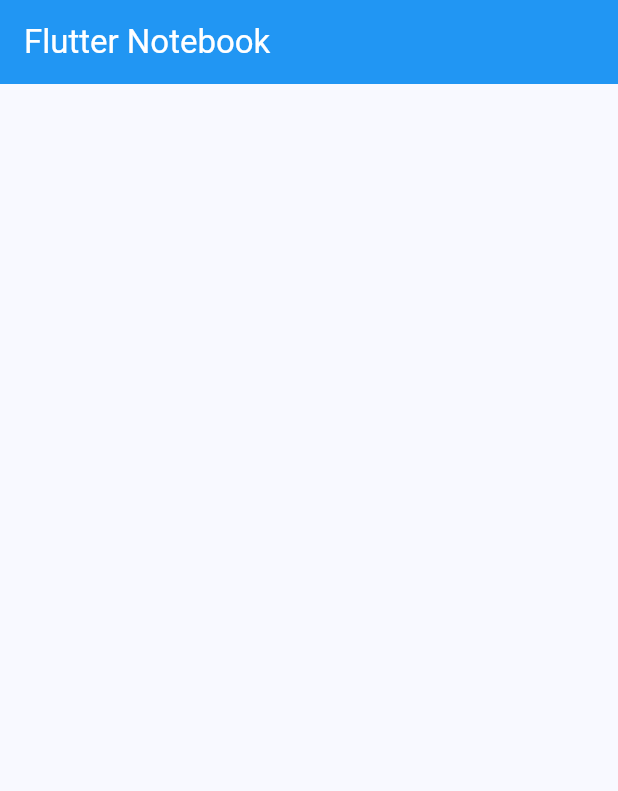
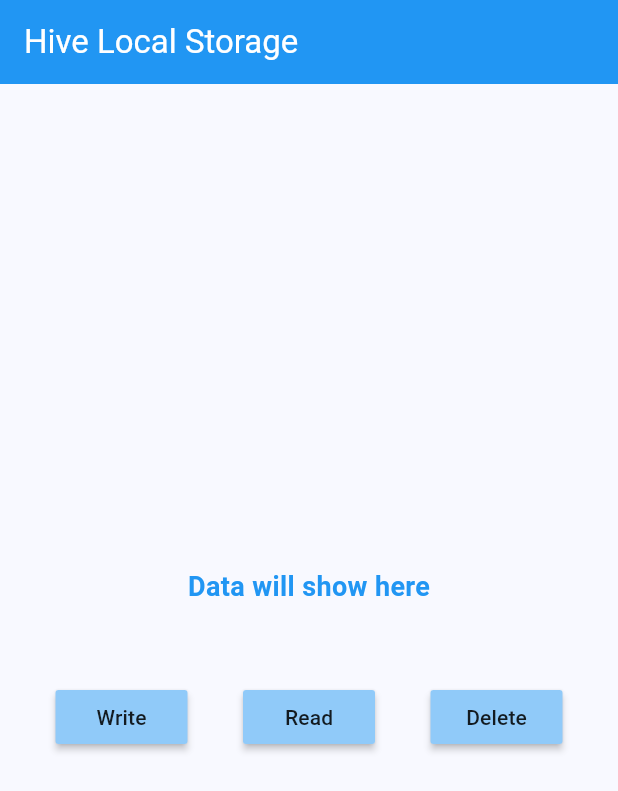
Before and after one commit to monir996/flutter-notebook, a Flutter app: the screen it shows after launch, on a phone screen of 412 x 824 dp. Shown: the top 791 px of the screen. Run offline on Flutter 3.47's test engine with Material 3 defaults, Android fonts, the phone set to English and light mode, and no system bars; our stand-ins replace hive, hive_flutter; accounts and stored records are empty.

Commit message:
hive local storage - initial

```diff
--- a/lib/home_screen.dart
+++ b/lib/home_screen.dart
@@ -1,4 +1,5 @@
 import 'package:flutter/material.dart';
+import 'package:hive/hive.dart';
 
 class HomeScreen extends StatefulWidget {
   const HomeScreen({super.key});
@@ -8,13 +9,89 @@ class HomeScreen extends StatefulWidget {
 }
 
 class _HomeScreenState extends State<HomeScreen> {
+
+  /*--------------------Reference of Hive Box--------------*/
+  final _myBox = Hive.box('myBox');
+
+  //Store Data
+  String _displayedData = 'Data will show here';
+
+  //Write Method
+  void writeData(){
+    _myBox.put(1, 'Monir');
+    //_myBox.put('MY_KEY', 'Monir');
+    //_myBox.put(1, ['Monir', 28, 'Bangladesh']);
+  }
+
+  //Read Method
+  void readData(){
+    var myData = _myBox.get(1);
+    //print(myData);
+
+    setState(() {
+      _displayedData = myData != null ? myData.toString() : 'No data found';
+    });
+  }
+
+  //Delete Method
+  void deleteData(){
+    _myBox.delete(1);
+    setState(() {
+      _displayedData = 'Data deleted';
+    });
+  }
+
   @override
   Widget build(BuildContext context) {
     return Scaffold(
-      appBar: AppBar(title: Text("Flutter Notebook", style: TextStyle(color: Colors.white)), backgroundColor: Colors.blue),
+      appBar: AppBar(title: Text("Hive Local Storage", style: TextStyle(color: Colors.white)), backgroundColor: Colors.blue),
 
-      // ----------------------- Main Branch  ==> Basic Structure ------------------
-      body: Center(),
+      // ----------------------- Branch 62 ==> Hive Local Storage ------------------
+
+      // Hive is a fast and lightweight local storage package.
+      // It is used to store data locally on the device without using a database.
+      // Useful for saving user settings, app data, or offline content.
+
+
+
+      body: Center(
+        child: Column(
+          mainAxisAlignment: MainAxisAlignment.center,
+          children: [
+
+            Text(
+              _displayedData,
+              style: TextStyle(fontSize: 18, fontWeight: FontWeight.bold, color: Colors.blue),
+            ),
+
+            SizedBox(height: 50),
+
+            /*---------------------------Buttons----------------------------*/
+            Row(
+              mainAxisAlignment: MainAxisAlignment.spaceEvenly,
+              children: [
+                MaterialButton(
+                    onPressed: writeData,
+                    color: Colors.blue[200],
+                    child: Text("Write"),
+                ),
+
+                MaterialButton(
+                  onPressed: readData,
+                  color: Colors.blue[200],
+                  child: Text("Read"),
+                ),
+
+                MaterialButton(
+                  onPressed: deleteData,
+                  color: Colors.blue[200],
+                  child: Text("Delete"),
+                ),
+              ],
+            ),
+          ],
+        ),
+      ),
 
     );
   }
--- a/lib/main.dart
+++ b/lib/main.dart
@@ -1,7 +1,14 @@
 import 'package:flutter/material.dart';
+import 'package:hive/hive.dart';
+import 'package:hive_flutter/adapters.dart';
 import 'home_screen.dart';
 
-void main() {
+void main() async {
+
+  /*--------------------Initialize Hive Local Storage -----------------*/
+  await Hive.initFlutter();
+  var box = await Hive.openBox('myBox'); //Open the Box
+
   runApp(const MyApp());
 }
 
--- a/pubspec.yaml
+++ b/pubspec.yaml
@@ -34,10 +34,14 @@ dependencies:
   # The following adds the Cupertino Icons font to your application.
   # Use with the CupertinoIcons class for iOS style icons.
   cupertino_icons: ^1.0.8
+  hive: ^2.2.3
+  hive_flutter: ^1.1.0
 
 dev_dependencies:
   flutter_test:
     sdk: flutter
+  hive_generator: ^2.0.1
+  build_runner: ^2.4.15
 
   # The "flutter_lints" package below contains a set of recommended lints to
   # encourage good coding practices. The lint set provided by the package is
```
Also changed, not shown: pubspec.lock.
